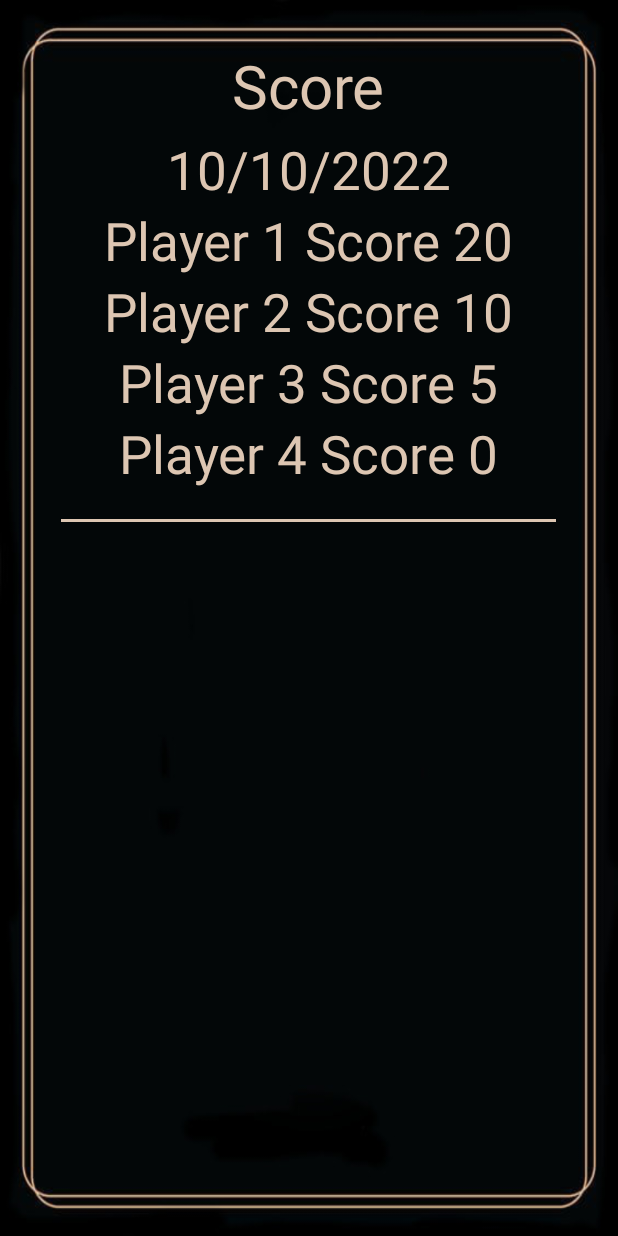
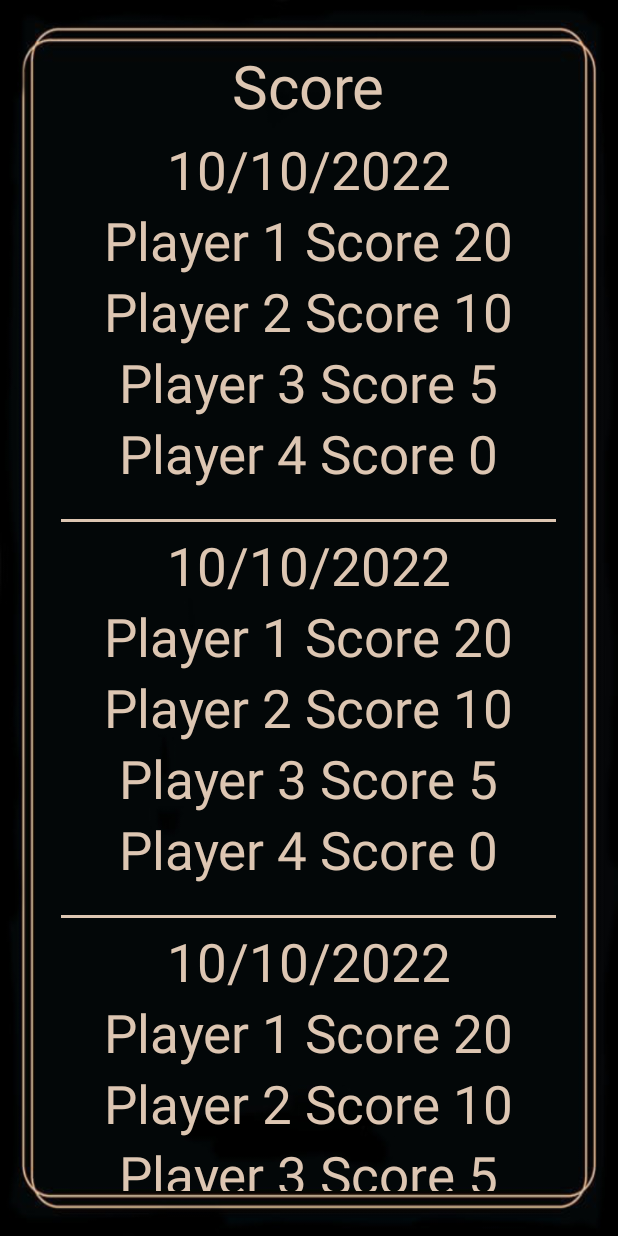
Before and after one commit to catlechat/designpatternkotlin, an Android app: the SaveScoreActivity screen opened directly, with no data from a screen before it, on a phone screen of 412 x 824 dp. Run offline under Robolectric (Android 15) with nearby library versions, the phone set to English and light mode, and no system bars.

Commit message:
fixed score layout

```diff
--- a/app/src/main/res/layout/activity_save_score.xml
+++ b/app/src/main/res/layout/activity_save_score.xml
@@ -23,6 +23,7 @@
     <androidx.recyclerview.widget.RecyclerView
         android:id="@+id/recyclerView"
         android:layout_width="match_parent"
-        android:layout_height="match_parent" />
+        android:layout_height="wrap_content"
+        android:layout_marginBottom="30dp"/>
 
 </LinearLayout>
--- a/app/src/main/res/layout/item.xml
+++ b/app/src/main/res/layout/item.xml
@@ -2,7 +2,7 @@
 <LinearLayout xmlns:android="http://schemas.android.com/apk/res/android"
     android:orientation="vertical"
     android:layout_width="match_parent"
-    android:layout_height="match_parent" >
+    android:layout_height="wrap_content" >
 
 
     <TextView
```
